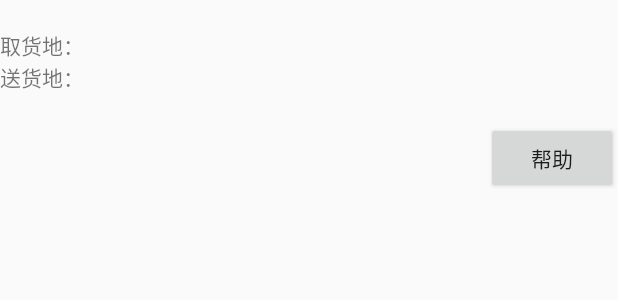
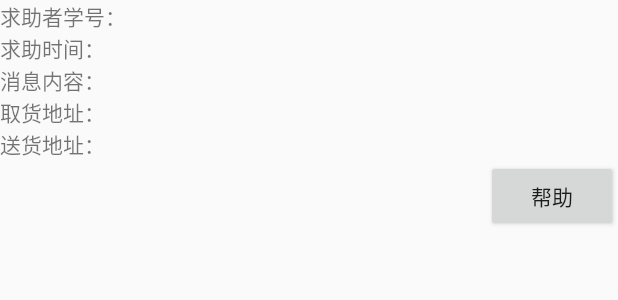
Before and after one commit to Haers/Demo, an Android app: the layout activity_item.xml on its own in the app's theme, with its tools: preview values and no code run, on a phone screen of 412 x 824 dp. Shown: the top 300 px of the screen. Run offline under Robolectric (Android 15) with nearby library versions, the phone set to English and light mode, and no system bars.

Commit message:
添加了从服务器获取消息及上传消息的功能

```diff
--- a/app/src/main/AndroidManifest.xml
+++ b/app/src/main/AndroidManifest.xml
@@ -35,7 +35,6 @@
         <activity android:name=".activity.ItemActivity">
             <intent-filter>
                 <action android:name="android.intent.action.NEW_VIEW" />
-
                 <category android:name="android.intent.category.DEFAULT" />
             </intent-filter>
         </activity>
@@ -43,8 +42,8 @@
             android:name=".activity.EditActivity"
             android:label="@string/title_activity_edit">
             <intent-filter>
-                <action android:name="android.intent.action.EDIT_MESSAGE"></action>
-                <category android:name="android.intent.category.DEFAULT"></category>
+                <action android:name="android.intent.action.EDIT_MESSAGE"/>
+                <category android:name="android.intent.category.DEFAULT"/>
             </intent-filter>
         </activity>
         <activity android:name=".activity.userInfoActivity">
--- a/app/src/main/java/com/acticitytest/demo/http/HttpMethods.java
+++ b/app/src/main/java/com/acticitytest/demo/http/HttpMethods.java
@@ -17,7 +17,7 @@ import com.acticitytest.demo.entity.HttpResult;
 import com.acticitytest.demo.http.service.MessageService;
 
 public class HttpMethods {
-    protected static final String BASE_URL = "http://118.202.1.226:8080/";
+    protected static final String BASE_URL = "http://39.107.243.59:8080/";
     private static final int DEFAULT_TIMEOUT = 5;
     protected static final String TAG = "HttpMethods";
     private Retrofit retrofit;
@@ -56,7 +56,7 @@ public class HttpMethods {
         @Override
         public T call(HttpResult<T> httpResult){
             Log.i(TAG,"status:"+httpResult.getStatus());
-            Log.i(TAG,"msg:"+httpResult.getMsg());
+            Log.i(TAG,"info:"+httpResult.getInfo());
             Log.i(TAG,"data:"+httpResult.getData());
             T data = httpResult.getData();
             Log.e("help me", data.toString());
--- /dev/null
+++ b/app/src/main/java/com/acticitytest/demo/http/ProgressCancelListener.java
@@ -0,0 +1,5 @@
+package com.acticitytest.demo.http;
+
+public interface ProgressCancelListener {
+    void onCancelProgress();
+}
--- /dev/null
+++ b/app/src/main/java/com/acticitytest/demo/http/SubscriberOnNextListener.java
@@ -0,0 +1,5 @@
+package com.acticitytest.demo.http;
+
+public interface SubscriberOnNextListener<T> {
+    void onNext(T t);
+}
--- /dev/null
+++ b/app/src/main/java/com/acticitytest/demo/http/presenter/UserPresenter.java
@@ -0,0 +1,6 @@
+package com.acticitytest.demo.http.presenter;
+
+
+public class UserPresenter {
+
+}
--- a/app/src/main/res/layout/activity_edit.xml
+++ b/app/src/main/res/layout/activity_edit.xml
@@ -52,4 +52,9 @@
         android:text="提交"
         android:layout_gravity="right"
         />
+    <TextView
+        android:id="@+id/edit_activity_result"
+        android:layout_width="wrap_content"
+        android:layout_height="wrap_content"
+        android:hint="@string/search"/>
 </LinearLayout>
--- a/app/src/main/res/layout/activity_item.xml
+++ b/app/src/main/res/layout/activity_item.xml
@@ -10,21 +10,16 @@
         android:layout_height="wrap_content"
         android:id="@+id/itemPic"
         />
-    <TextView
-        android:layout_width="wrap_content"
-        android:layout_height="wrap_content"
-        android:id="@+id/itemName"
-        />
     <LinearLayout
         android:layout_width="match_parent"
         android:layout_height="wrap_content">
         <TextView
             android:layout_width="wrap_content"
             android:layout_height="wrap_content"
-        android:text="取货地："
+            android:text="@string/item_sender_id"
             />
         <TextView
-        android:id="@+id/get_address"
+            android:id="@+id/item_sender_id"
             android:layout_width="wrap_content"
             android:layout_height="wrap_content" />
     </LinearLayout>
@@ -34,23 +29,57 @@
         <TextView
             android:layout_width="wrap_content"
             android:layout_height="wrap_content"
-            android:text="送货地："
+            android:text="@string/item_send_time"
             />
         <TextView
-            android:id="@+id/send_address"
+            android:id="@+id/item_send_time"
             android:layout_width="wrap_content"
             android:layout_height="wrap_content" />
     </LinearLayout>
+    <LinearLayout
+        android:layout_width="match_parent"
+        android:layout_height="wrap_content">
         <TextView
-        android:id="@+id/description"
+            android:layout_width="wrap_content"
+            android:layout_height="wrap_content"
+            android:text="@string/item_send_message"
+            />
+        <TextView
+            android:id="@+id/item_send_message"
+            android:layout_width="wrap_content"
+            android:layout_height="wrap_content" />
+    </LinearLayout>
+    <LinearLayout
         android:layout_width="match_parent"
+        android:layout_height="wrap_content">
+        <TextView
+            android:layout_width="wrap_content"
             android:layout_height="wrap_content"
+            android:text="@string/item_fetch_location"
         />
+        <TextView
+            android:id="@+id/item_fetch_location"
+            android:layout_width="wrap_content"
+            android:layout_height="wrap_content" />
+    </LinearLayout>
+    <LinearLayout
+            android:layout_width="match_parent"
+            android:layout_height="wrap_content">
+            <TextView
+                android:layout_width="wrap_content"
+                android:layout_height="wrap_content"
+                android:text="@string/item_send_location"
+            />
+            <TextView
+                android:id="@+id/item_send_location"
+                android:layout_width="wrap_content"
+                android:layout_height="wrap_content" />
+    </LinearLayout>
     <Button
         android:id="@+id/help"
         android:layout_width="wrap_content"
         android:layout_height="wrap_content"
-        android:layout_gravity="right"
-        android:text="帮助"
+        android:layout_gravity="end"
+        android:text="@string/item_help"
         />
 </LinearLayout>
--- a/app/src/main/res/values/strings.xml
+++ b/app/src/main/res/values/strings.xml
@@ -77,4 +77,10 @@
     <string name="check">验证码</string>
     <string name="refresh">刷新验证码</string>
     <string name="hint">There is a string.</string>
+    <string name="item_sender_id">求助者学号：</string>
+    <string name="item_send_time">求助时间：</string>
+    <string name="item_fetch_location">取货地址：</string>
+    <string name="item_send_location">送货地址：</string>
+    <string name="item_help">帮助</string>
+    <string name="item_send_message">消息内容：</string>
 </resources>
```
Also changed, not shown: app/src/main/java/com/acticitytest/demo/activity/EditActivity.java (+41 -0 lines), app/src/main/java/com/acticitytest/demo/activity/FloatingBar.java (+12 -76 lines), app/src/main/java/com/acticitytest/demo/activity/ItemActivity.java (+37 -13 lines), app/src/main/java/com/acticitytest/demo/adapter/ListViewAdapter.java (+8 -5 lines), app/src/main/java/com/acticitytest/demo/entity/HttpResult.java (+14 -9 lines), app/src/main/java/com/acticitytest/demo/entity/Message.java (+81 -6 lines), app/src/main/java/com/acticitytest/demo/fragment/ListViewFragment.java (added, +108 -0 lines), app/src/main/java/com/acticitytest/demo/http/ProgressDialogHandler.java (added, +68 -0 lines), app/src/main/java/com/acticitytest/demo/http/ProgressSubscriber.java (added, +77 -0 lines), app/src/main/java/com/acticitytest/demo/http/presenter/MessagePresenter.java (+9 -7 lines), app/src/main/java/com/acticitytest/demo/http/service/MessageService.java (+11 -7 lines), app/src/main/java/com/acticitytest/demo/view/DividerItemDecoration.java (+0 -24 lines). Lines whose indentation alone changed are shown as unchanged.
